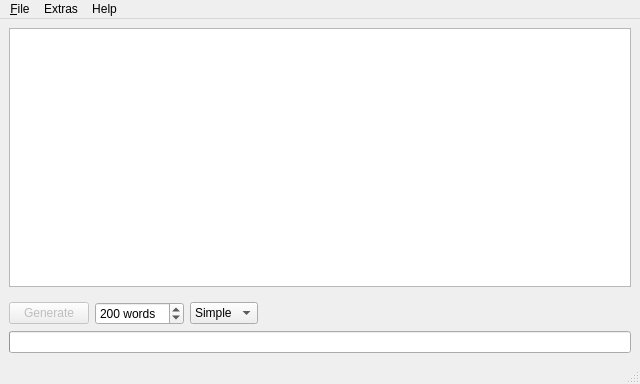
The window that mainwindow.ui (607011/Belletristiq) describes before a commit, drawn with Qt 5.
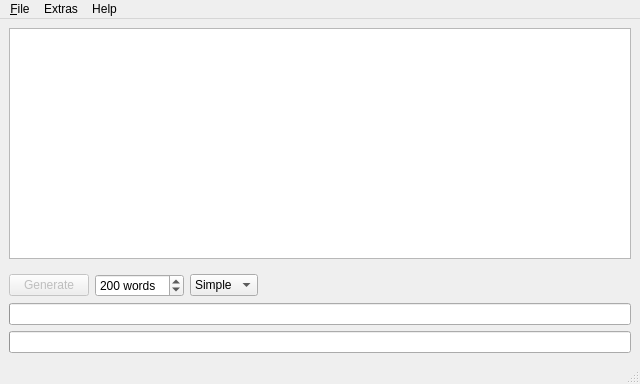
The same window after the commit. Icons and pictures are not drawn.

```diff
--- a/mainwindow.ui
+++ b/mainwindow.ui
@@ -85,7 +85,29 @@
      </layout>
     </item>
     <item>
-     <widget class="QProgressBar" name="progressBar">
+     <widget class="QProgressBar" name="tokensProgressBar">
+      <property name="sizePolicy">
+       <sizepolicy hsizetype="Expanding" vsizetype="Fixed">
+        <horstretch>0</horstretch>
+        <verstretch>0</verstretch>
+       </sizepolicy>
+      </property>
+      <property name="minimumSize">
+       <size>
+        <width>0</width>
+        <height>0</height>
+       </size>
+      </property>
+      <property name="value">
+       <number>0</number>
+      </property>
+      <property name="textVisible">
+       <bool>false</bool>
+      </property>
+     </widget>
+    </item>
+    <item>
+     <widget class="QProgressBar" name="filesProgressBar">
       <property name="sizePolicy">
        <sizepolicy hsizetype="Expanding" vsizetype="Fixed">
         <horstretch>0</horstretch>
```
